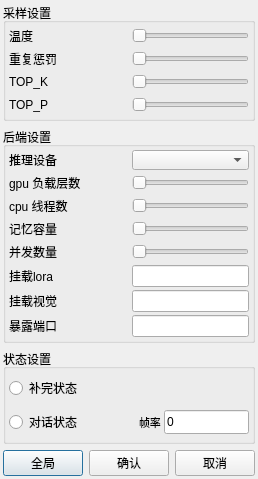
The window that src/widget/settings_dialog.ui (ylsdamxssjxxdd/eva) describes before a commit, drawn with Qt 5.
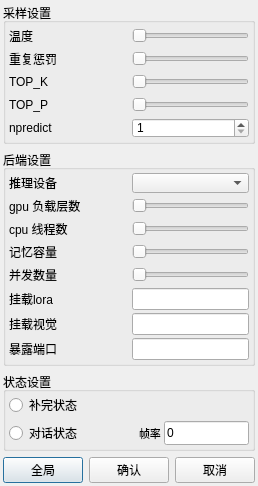
The same window after the commit.

The edit to the form file:
```diff
--- a/src/widget/settings_dialog.ui
+++ b/src/widget/settings_dialog.ui
@@ -230,6 +230,54 @@
           </property>
           <property name="orientation">
            <enum>Qt::Horizontal</enum>
+          </property>
+         </widget>
+        </item>
+      </layout>
+     </item>
+      <item>
+       <layout class="QHBoxLayout" name="horizontalLayout_npredict">
+        <item>
+         <widget class="QLabel" name="npredict_label">
+          <property name="minimumSize">
+           <size>
+            <width>120</width>
+            <height>20</height>
+           </size>
+          </property>
+          <property name="maximumSize">
+           <size>
+            <width>120</width>
+            <height>16777215</height>
+           </size>
+          </property>
+          <property name="text">
+           <string extracomment="npredict label">npredict</string>
+          </property>
+          <property name="toolTip">
+           <string extracomment="npredict tooltip">npredict</string>
+          </property>
+         </widget>
+        </item>
+        <item>
+         <widget class="QSpinBox" name="npredict_spin">
+          <property name="minimumSize">
+           <size>
+            <width>100</width>
+            <height>20</height>
+           </size>
+          </property>
+          <property name="minimum">
+           <number>1</number>
+          </property>
+          <property name="maximum">
+           <number>99999</number>
+          </property>
+          <property name="accelerated">
+           <bool>true</bool>
+          </property>
+          <property name="toolTip">
+           <string>npredict</string>
           </property>
          </widget>
         </item>
```
Left out of the diff: 6 changed lines with no effect on the pictures.
